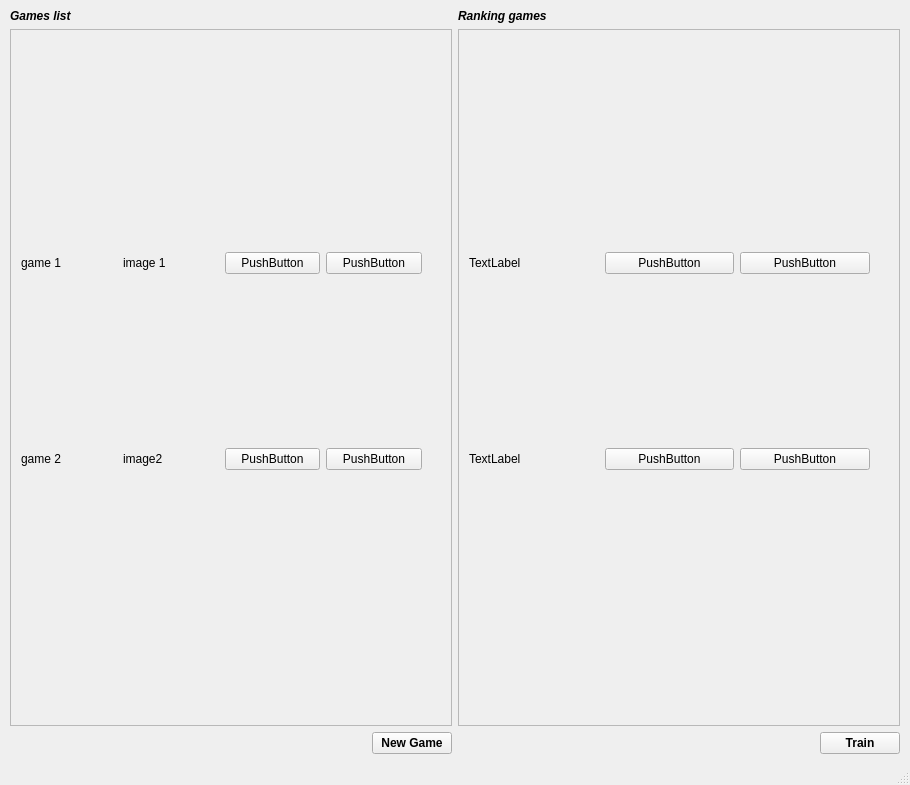
Above: main_scrollbar.ui from francidellungo/Minigrid_HCI-project before the change. Below: the same form after it.
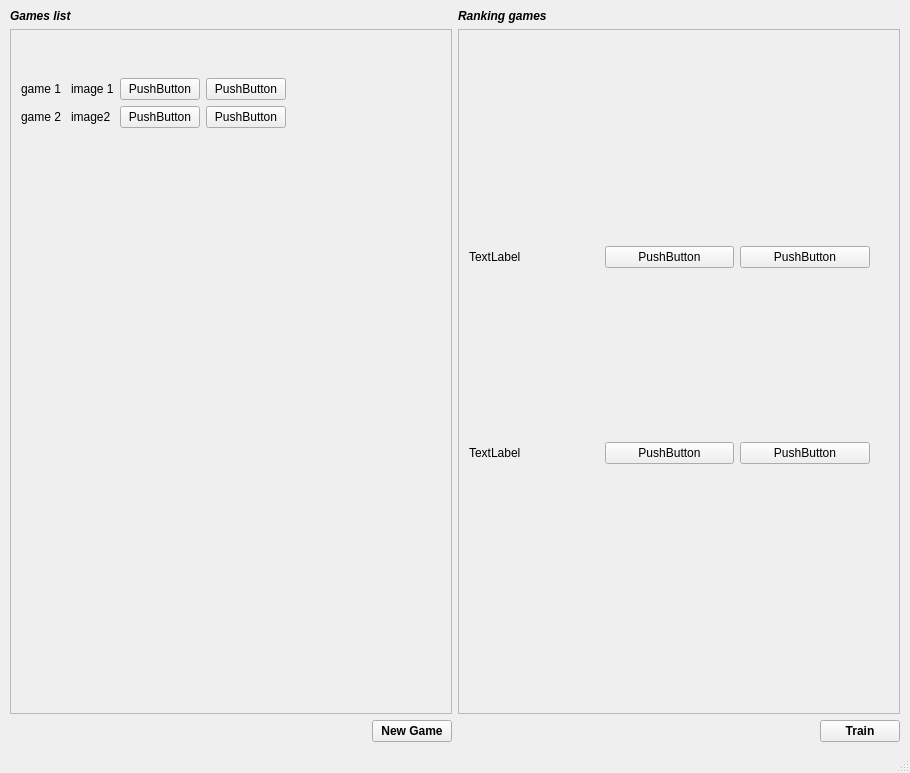
That is the form after the change.

Commit message: new version of main window (v2), add bool value 'to_cancel' in the info dict of trajectories

Diff of the .ui file:
```diff
--- a/main_scrollbar.ui
+++ b/main_scrollbar.ui
@@ -7,7 +7,7 @@
     <x>0</x>
     <y>0</y>
     <width>910</width>
-    <height>785</height>
+    <height>773</height>
    </rect>
   </property>
   <property name="windowTitle">
@@ -47,7 +47,7 @@
          <property name="geometry">
           <rect>
            <x>0</x>
-           <y>36</y>
+           <y>30</y>
            <width>440</width>
            <height>586</height>
           </rect>
@@ -69,13 +69,19 @@
           </property>
           <layout class="QVBoxLayout" name="games_verticalLayout">
            <property name="sizeConstraint">
-            <enum>QLayout::SetDefaultConstraint</enum>
+            <enum>QLayout::SetFixedSize</enum>
            </property>
            <property name="bottomMargin">
             <number>0</number>
            </property>
            <item>
             <layout class="QHBoxLayout" name="game1_horizontalLayout_2">
+             <property name="topMargin">
+              <number>0</number>
+             </property>
+             <property name="bottomMargin">
+              <number>0</number>
+             </property>
              <item>
               <widget class="QLabel" name="game1_name">
                <property name="text">
@@ -92,6 +98,12 @@
              </item>
              <item>
               <widget class="QPushButton" name="pushButton_6">
+               <property name="minimumSize">
+                <size>
+                 <width>0</width>
+                 <height>0</height>
+                </size>
+               </property>
                <property name="text">
                 <string>PushButton</string>
                </property>
@@ -99,6 +111,12 @@
              </item>
              <item>
               <widget class="QPushButton" name="pushButton_7">
+               <property name="minimumSize">
+                <size>
+                 <width>0</width>
+                 <height>0</height>
+                </size>
+               </property>
                <property name="text">
                 <string>PushButton</string>
                </property>
@@ -108,6 +126,9 @@
            </item>
            <item>
             <layout class="QHBoxLayout" name="horizontalLayout_6">
+             <property name="topMargin">
+              <number>0</number>
+             </property>
              <property name="bottomMargin">
               <number>0</number>
              </property>
@@ -127,6 +148,12 @@
              </item>
              <item>
               <widget class="QPushButton" name="pushButton_8">
+               <property name="minimumSize">
+                <size>
+                 <width>0</width>
+                 <height>0</height>
+                </size>
+               </property>
                <property name="text">
                 <string>PushButton</string>
                </property>
@@ -134,6 +161,12 @@
              </item>
              <item>
               <widget class="QPushButton" name="pushButton_9">
+               <property name="minimumSize">
+                <size>
+                 <width>0</width>
+                 <height>0</height>
+                </size>
+               </property>
                <property name="text">
                 <string>PushButton</string>
                </property>
@@ -170,7 +203,7 @@
          <property name="geometry">
           <rect>
            <x>0</x>
-           <y>36</y>
+           <y>30</y>
            <width>440</width>
            <height>586</height>
           </rect>
```
The commit also changes 6 other files.
